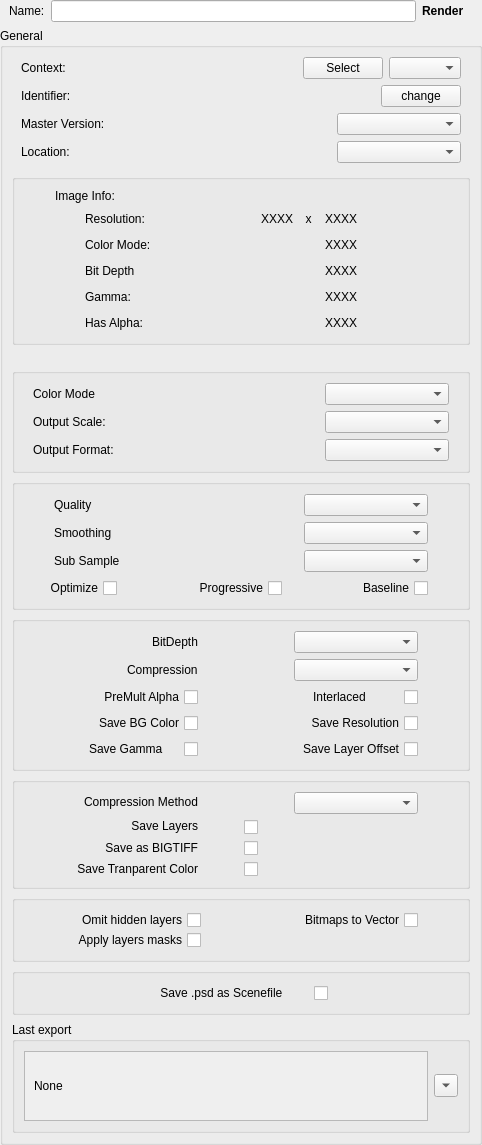
Old version of the form Gimp/Scripts/StateManagerNodes/StateUserInterfaces/Gimp_Render.ui in the repository AltaArts/Gimp_Integration--Prism-Plugin.
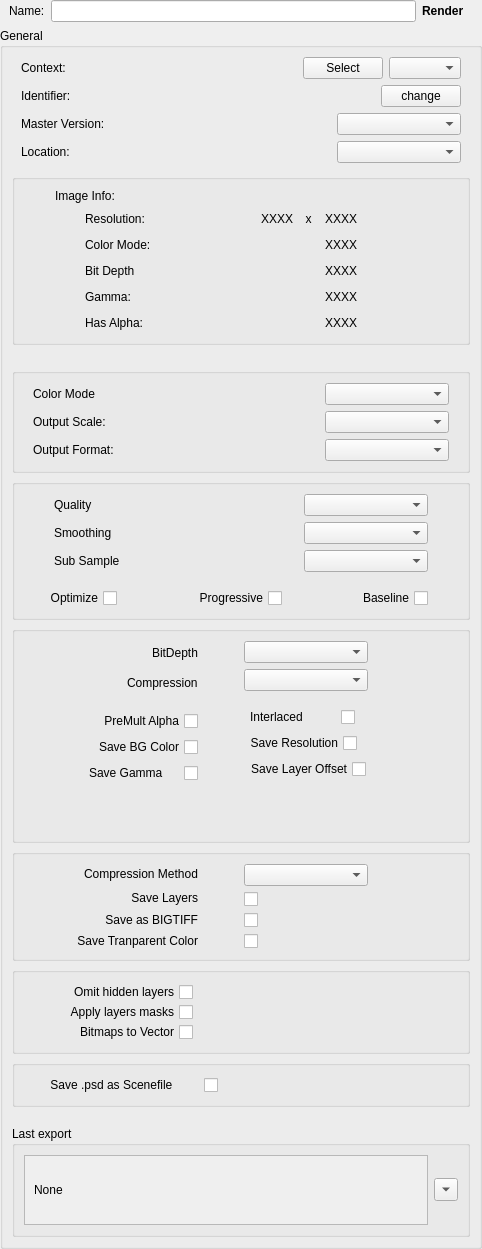
New version of the form.

Commit message:
Fixed Export State UI #79
This fixes some UI formatting of the Export State - alignment mainly.

The edit to the form file:
```diff
--- a/Gimp/Scripts/StateManagerNodes/StateUserInterfaces/Gimp_Render.ui
+++ b/Gimp/Scripts/StateManagerNodes/StateUserInterfaces/Gimp_Render.ui
@@ -7,7 +7,7 @@
     <x>0</x>
     <y>0</y>
     <width>482</width>
-    <height>1145</height>
+    <height>1249</height>
    </rect>
   </property>
   <property name="windowTitle">
@@ -884,6 +884,22 @@
            </item>
           </layout>
          </item>
+         <item>
+          <spacer name="verticalSpacer_8">
+           <property name="orientation">
+            <enum>Qt::Orientation::Vertical</enum>
+           </property>
+           <property name="sizeType">
+            <enum>QSizePolicy::Policy::Fixed</enum>
+           </property>
+           <property name="sizeHint" stdset="0">
+            <size>
+             <width>20</width>
+             <height>10</height>
+            </size>
+           </property>
+          </spacer>
+         </item>
          <item>
           <layout class="QHBoxLayout" name="w_jpg_options">
            <property name="leftMargin">
@@ -968,6 +984,15 @@
              </property>
              <item>
               <layout class="QHBoxLayout" name="horizontalLayout_18">
+               <property name="leftMargin">
+                <number>0</number>
+               </property>
+               <property name="topMargin">
+                <number>2</number>
+               </property>
+               <property name="bottomMargin">
+                <number>2</number>
+               </property>
                <item>
                 <spacer name="horizontalSpacer_27">
                  <property name="orientation">
@@ -995,6 +1020,12 @@
              </item>
              <item>
               <layout class="QHBoxLayout" name="horizontalLayout_2">
+               <property name="topMargin">
+                <number>2</number>
+               </property>
+               <property name="bottomMargin">
+                <number>2</number>
+               </property>
                <item>
                 <spacer name="horizontalSpacer_24">
                  <property name="orientation">
@@ -1021,6 +1052,24 @@
               </layout>
              </item>
              <item>
+              <spacer name="verticalSpacer">
+               <property name="orientation">
+                <enum>Qt::Orientation::Vertical</enum>
+               </property>
+               <property name="sizeType">
+                <enum>QSizePolicy::Policy::Fixed</enum>
+               </property>
+               <property name="sizeHint" stdset="0">
+                <size>
+                 <width>20</width>
+                 <height>10</height>
+                </size>
+               </property>
+              </spacer>
+             </item>
+             <item>
+              <layout class="QHBoxLayout" name="horizontalLayout_17">
+               <item>
               <widget class="QCheckBox" name="chb_png_alphaColor">
                <property name="layoutDirection">
                 <enum>Qt::LayoutDirection::RightToLeft</enum>
@@ -1030,6 +1079,10 @@
                </property>
               </widget>
              </item>
+              </layout>
+             </item>
+             <item>
+              <layout class="QHBoxLayout" name="horizontalLayout_21">
              <item>
               <widget class="QCheckBox" name="chb_png_bgColor">
                <property name="layoutDirection">
@@ -1040,6 +1093,10 @@
                </property>
               </widget>
              </item>
+              </layout>
+             </item>
+             <item>
+              <layout class="QHBoxLayout" name="horizontalLayout_22">
              <item>
               <widget class="QCheckBox" name="chb_png_gamma">
                <property name="layoutDirection">
@@ -1053,25 +1110,27 @@
             </layout>
            </item>
            <item>
+              <spacer name="verticalSpacer_5">
+               <property name="orientation">
+                <enum>Qt::Orientation::Vertical</enum>
+               </property>
+               <property name="sizeHint" stdset="0">
+                <size>
+                 <width>20</width>
+                 <height>40</height>
+                </size>
+               </property>
+              </spacer>
+             </item>
+            </layout>
+           </item>
+           <item>
             <layout class="QVBoxLayout" name="verticalLayout_5">
              <property name="rightMargin">
               <number>40</number>
              </property>
              <item>
               <layout class="QHBoxLayout" name="horizontalLayout_19">
-               <item>
-                <spacer name="horizontalSpacer_22">
-                 <property name="orientation">
-                  <enum>Qt::Orientation::Horizontal</enum>
-                 </property>
-                 <property name="sizeHint" stdset="0">
-                  <size>
-                   <width>40</width>
-                   <height>20</height>
-                  </size>
-                 </property>
-                </spacer>
-               </item>
                <item>
                 <widget class="QComboBox" name="cb_png_bitDepth">
                  <property name="minimumSize">
@@ -1085,23 +1144,23 @@
                  </property>
                 </widget>
                </item>
+               <item>
+                <spacer name="horizontalSpacer_22">
+                 <property name="orientation">
+                  <enum>Qt::Orientation::Horizontal</enum>
+                 </property>
+                 <property name="sizeHint" stdset="0">
+                  <size>
+                   <width>40</width>
+                   <height>20</height>
+                  </size>
+                 </property>
+                </spacer>
+               </item>
               </layout>
              </item>
              <item>
               <layout class="QHBoxLayout" name="horizontalLayout_3">
-               <item>
-                <spacer name="horizontalSpacer_16">
-                 <property name="orientation">
-                  <enum>Qt::Orientation::Horizontal</enum>
-                 </property>
-                 <property name="sizeHint" stdset="0">
-                  <size>
-                   <width>40</width>
-                   <height>20</height>
-                  </size>
-                 </property>
-                </spacer>
-               </item>
                <item>
                 <widget class="QComboBox" name="cb_png_compress">
                  <property name="minimumSize">
@@ -1115,8 +1174,39 @@
                  </property>
                 </widget>
                </item>
+               <item>
+                <spacer name="horizontalSpacer_16">
+                 <property name="orientation">
+                  <enum>Qt::Orientation::Horizontal</enum>
+                 </property>
+                 <property name="sizeHint" stdset="0">
+                  <size>
+                   <width>40</width>
+                   <height>20</height>
+                  </size>
+                 </property>
+                </spacer>
+               </item>
               </layout>
              </item>
+             <item>
+              <spacer name="verticalSpacer_9">
+               <property name="orientation">
+                <enum>Qt::Orientation::Vertical</enum>
+               </property>
+               <property name="sizeType">
+                <enum>QSizePolicy::Policy::Fixed</enum>
+               </property>
+               <property name="sizeHint" stdset="0">
+                <size>
+                 <width>20</width>
+                 <height>10</height>
+                </size>
+               </property>
+              </spacer>
+             </item>
+             <item>
+              <layout class="QHBoxLayout" name="horizontalLayout_23">
              <item>
               <widget class="QCheckBox" name="chb_png_interlaced">
                <property name="layoutDirection">
@@ -1128,6 +1218,23 @@
               </widget>
              </item>
              <item>
+                <spacer name="horizontalSpacer_15">
+                 <property name="orientation">
+                  <enum>Qt::Orientation::Horizontal</enum>
+                 </property>
+                 <property name="sizeHint" stdset="0">
+                  <size>
+                   <width>40</width>
+                   <height>20</height>
+                  </size>
+                 </property>
+                </spacer>
+               </item>
+              </layout>
+             </item>
+             <item>
+              <layout class="QHBoxLayout" name="horizontalLayout_24">
+               <item>
               <widget class="QCheckBox" name="chb_png_rez">
                <property name="layoutDirection">
                 <enum>Qt::LayoutDirection::RightToLeft</enum>
@@ -1138,6 +1245,23 @@
               </widget>
              </item>
              <item>
+                <spacer name="horizontalSpacer_23">
+                 <property name="orientation">
+                  <enum>Qt::Orientation::Horizontal</enum>
+                 </property>
+                 <property name="sizeHint" stdset="0">
+                  <size>
+                   <width>40</width>
+                   <height>20</height>
+                  </size>
+                 </property>
+                </spacer>
+               </item>
+              </layout>
+             </item>
+             <item>
+              <layout class="QHBoxLayout" name="horizontalLayout_25">
+               <item>
               <widget class="QCheckBox" name="chb_png_layerOffset">
                <property name="layoutDirection">
                 <enum>Qt::LayoutDirection::RightToLeft</enum>
@@ -1147,6 +1271,47 @@
                </property>
               </widget>
              </item>
+               <item>
+                <spacer name="horizontalSpacer_26">
+                 <property name="orientation">
+                  <enum>Qt::Orientation::Horizontal</enum>
+                 </property>
+                 <property name="sizeHint" stdset="0">
+                  <size>
+                   <width>40</width>
+                   <height>20</height>
+                  </size>
+                 </property>
+                </spacer>
+               </item>
+              </layout>
+             </item>
+             <item>
+              <spacer name="verticalSpacer_7">
+               <property name="orientation">
+                <enum>Qt::Orientation::Vertical</enum>
+               </property>
+               <property name="sizeHint" stdset="0">
+                <size>
+                 <width>20</width>
+                 <height>40</height>
+                </size>
+               </property>
+              </spacer>
+             </item>
+             <item>
+              <spacer name="verticalSpacer_6">
+               <property name="orientation">
+                <enum>Qt::Orientation::Vertical</enum>
+               </property>
+               <property name="sizeHint" stdset="0">
+                <size>
+                 <width>20</width>
+                 <height>40</height>
+                </size>
+               </property>
+              </spacer>
+             </item>
             </layout>
            </item>
           </layout>
@@ -1242,19 +1407,6 @@
              </property>
              <item>
               <layout class="QHBoxLayout" name="horizontalLayout_8">
-               <item>
-                <spacer name="horizontalSpacer_18">
-                 <property name="orientation">
-                  <enum>Qt::Orientation::Horizontal</enum>
-                 </property>
-                 <property name="sizeHint" stdset="0">
-                  <size>
-                   <width>40</width>
-                   <height>20</height>
-                  </size>
-                 </property>
-                </spacer>
-               </item>
                <item>
                 <widget class="QComboBox" name="cb_tiff_compress">
                  <property name="minimumSize">
@@ -1268,6 +1420,19 @@
                  </property>
                 </widget>
                </item>
+               <item>
+                <spacer name="horizontalSpacer_18">
+                 <property name="orientation">
+                  <enum>Qt::Orientation::Horizontal</enum>
+                 </property>
+                 <property name="sizeHint" stdset="0">
+                  <size>
+                   <width>40</width>
+                   <height>20</height>
+                  </size>
+                 </property>
+                </spacer>
+               </item>
               </layout>
              </item>
              <item>
@@ -1318,6 +1483,12 @@
            <property name="spacing">
             <number>0</number>
            </property>
+           <property name="leftMargin">
+            <number>40</number>
+           </property>
+           <property name="rightMargin">
+            <number>40</number>
+           </property>
            <item>
             <layout class="QVBoxLayout" name="verticalLayout_9">
              <property name="rightMargin">
@@ -1343,13 +1514,6 @@
                </property>
               </widget>
              </item>
-            </layout>
-           </item>
-           <item>
-            <layout class="QVBoxLayout" name="verticalLayout_10">
-             <property name="rightMargin">
-              <number>40</number>
-             </property>
              <item>
               <widget class="QCheckBox" name="chb_pdf_convertToVector">
                <property name="layoutDirection">
@@ -1360,20 +1524,20 @@
                </property>
               </widget>
              </item>
+            </layout>
+           </item>
              <item>
-              <spacer name="verticalSpacer">
+            <spacer name="horizontalSpacer_11">
                <property name="orientation">
-                <enum>Qt::Orientation::Vertical</enum>
+              <enum>Qt::Orientation::Horizontal</enum>
                </property>
                <property name="sizeHint" stdset="0">
                 <size>
-                 <width>20</width>
-                 <height>40</height>
+               <width>40</width>
+               <height>20</height>
                 </size>
                </property>
               </spacer>
-             </item>
-            </layout>
            </item>
           </layout>
          </item>
@@ -1391,19 +1555,12 @@
         <layout class="QVBoxLayout" name="gb_jpg_options_8">
          <item>
           <layout class="QHBoxLayout" name="horizontalLayout_16">
-           <item>
-            <spacer name="horizontalSpacer_15">
-             <property name="orientation">
-              <enum>Qt::Orientation::Horizontal</enum>
-             </property>
-             <property name="sizeHint" stdset="0">
-              <size>
-               <width>40</width>
-               <height>20</height>
-              </size>
-             </property>
-            </spacer>
-           </item>
+           <property name="leftMargin">
+            <number>20</number>
+           </property>
+           <property name="rightMargin">
+            <number>20</number>
+           </property>
            <item>
             <widget class="QCheckBox" name="chb_psd_saveAsScene">
              <property name="layoutDirection">
```
Lines whose indentation alone changed are shown as unchanged. The commit also changes 2 other files.
